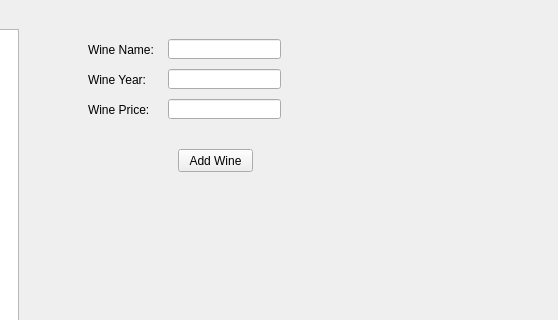
The window that WineryProject/mainwindow.ui (AustinVaday/CS1D-Class-Project-1) describes before a commit, drawn with Qt 5; both pictures show x 223 to 781 and y 118 to 438 of the 781 by 594 pixel window.
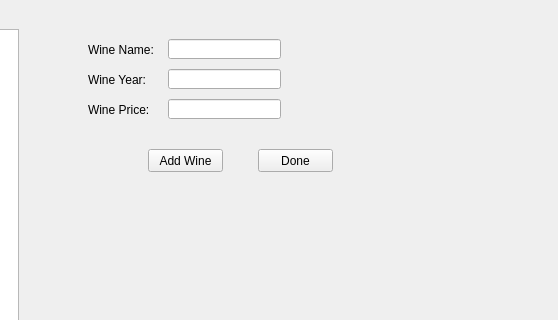
The same window after the commit. The open tabs and pages were chosen to show the change.

```diff
--- a/WineryProject/mainwindow.ui
+++ b/WineryProject/mainwindow.ui
@@ -728,7 +728,7 @@
        <widget class="QPushButton" name="AddWine">
         <property name="geometry">
          <rect>
-          <x>390</x>
+          <x>360</x>
           <y>220</y>
           <width>75</width>
           <height>23</height>
@@ -751,6 +751,19 @@
          <string>Back</string>
         </property>
        </widget>
+       <widget class="QPushButton" name="doneAddWine">
+        <property name="geometry">
+         <rect>
+          <x>470</x>
+          <y>220</y>
+          <width>75</width>
+          <height>23</height>
+         </rect>
+        </property>
+        <property name="text">
+         <string>Done</string>
+        </property>
+       </widget>
       </widget>
       <widget class="QWidget" name="EditWinery">
        <widget class="QLabel" name="EditWineTitle">
```
Left out of the diff: 4 changed lines with no effect on the pictures.
